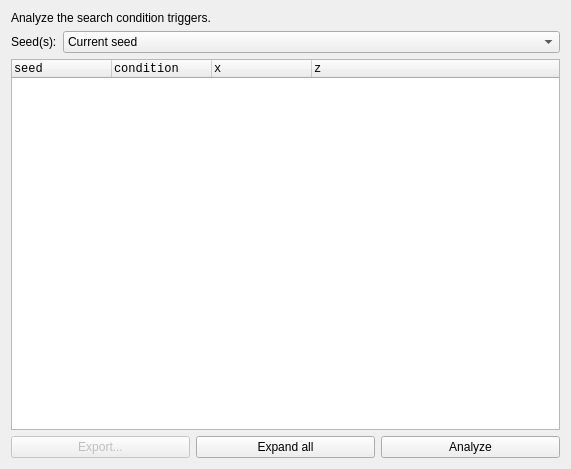
Qt form src/tabtriggers.ui (Cubitect/cubiomes-viewer) before a commit.
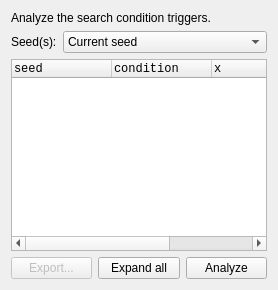
The same form after that commit.

Commit message: Tweaks on widget sizes and UI * changed layout of preferences * removed geometry attributes from ui

The edit to the form file:
```diff
--- a/src/tabtriggers.ui
+++ b/src/tabtriggers.ui
@@ -2,14 +2,6 @@
 <ui version="4.0">
  <class>TabTriggers</class>
  <widget class="QWidget" name="TabTriggers">
-  <property name="geometry">
-   <rect>
-    <x>0</x>
-    <y>0</y>
-    <width>571</width>
-    <height>469</height>
-   </rect>
-  </property>
   <property name="windowTitle">
    <string>Form</string>
   </property>
```
The commit also changes 23 other files.
